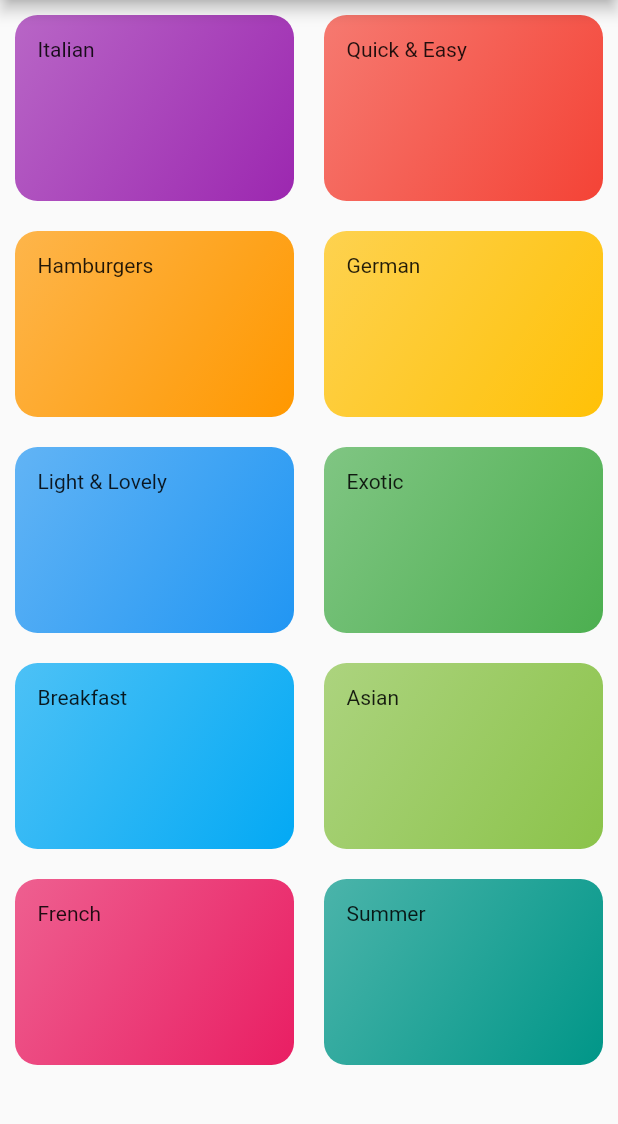
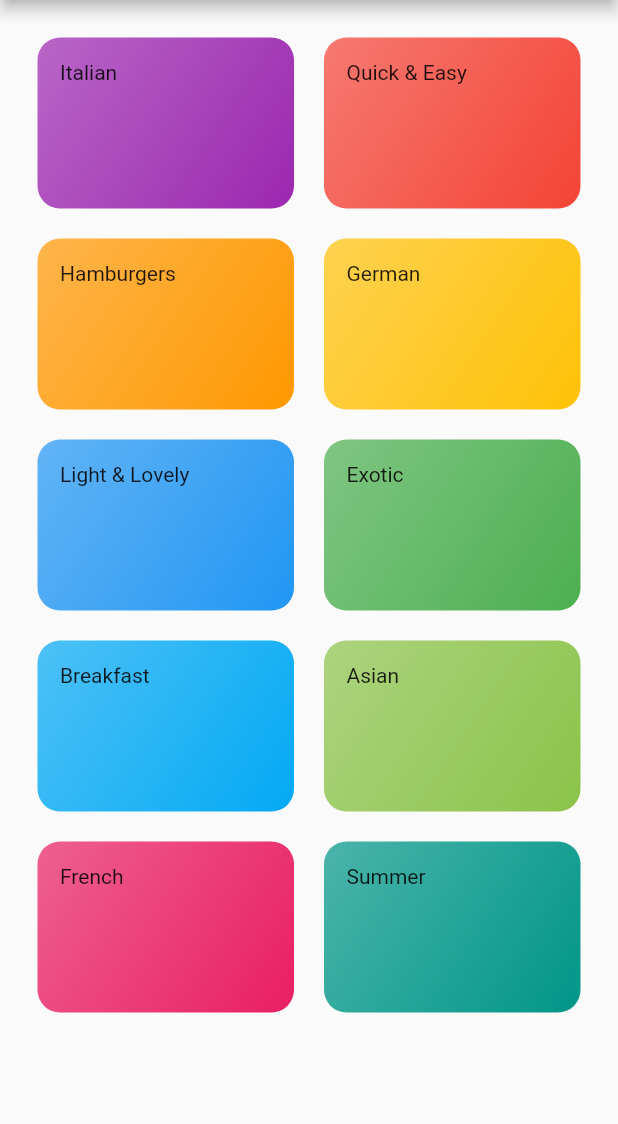
Before and after one commit to tsvetkovrb/meals_app, a Flutter app: the screen it shows after launch, on a phone screen of 412 x 824 dp, the part 84-1208 px from its top. Run offline on Flutter 3.47's test engine with Material 2 defaults, Android fonts, the phone set to English and light mode, and no system bars.

Commit message:
feat: added custom fonts

```diff
--- a/lib/screens/categories_screen.dart
+++ b/lib/screens/categories_screen.dart
@@ -6,12 +6,11 @@ class CategoriesScreen extends StatelessWidget {
   @override
   Widget build(BuildContext context) {
     return Scaffold(
-      appBar: AppBar(
-        title: const Text('DeliMeal'),
-      ),
-      body: Padding(
-        padding: const EdgeInsets.all(10.0),
-        child: GridView(
+        appBar: AppBar(
+          title: const Text('DeliMeal'),
+        ),
+        body: GridView(
+          padding: const EdgeInsets.all(25),
           children: DUMMY_CATEGORIES
               .map((category) => CategoryItem(
                     title: category.title,
@@ -24,8 +23,6 @@ class CategoriesScreen extends StatelessWidget {
             crossAxisSpacing: 20,
             mainAxisSpacing: 20,
           ),
-        ),
-      ),
-    );
+        ));
   }
 }
```
Also changed, not shown: pubspec.yaml (+17 -11 lines), assets/fonts/Raleway-Black.ttf (added), assets/fonts/Raleway-Bold.ttf (added), assets/fonts/Raleway-Regular.ttf (added), assets/fonts/RobotoCondensed-Bold.ttf (added), assets/fonts/RobotoCondensed-Italic.ttf (added), assets/fonts/RobotoCondensed-Light.ttf (added), assets/fonts/RobotoCondensed-Regular.ttf (added).
